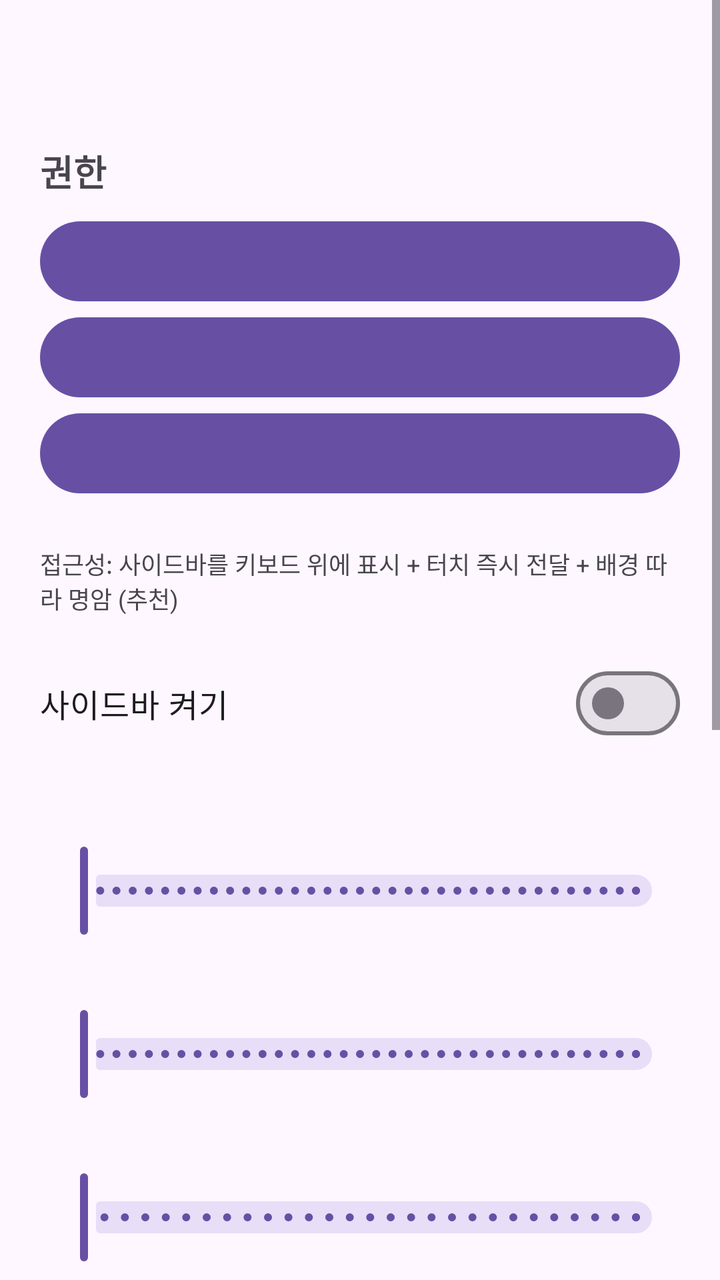
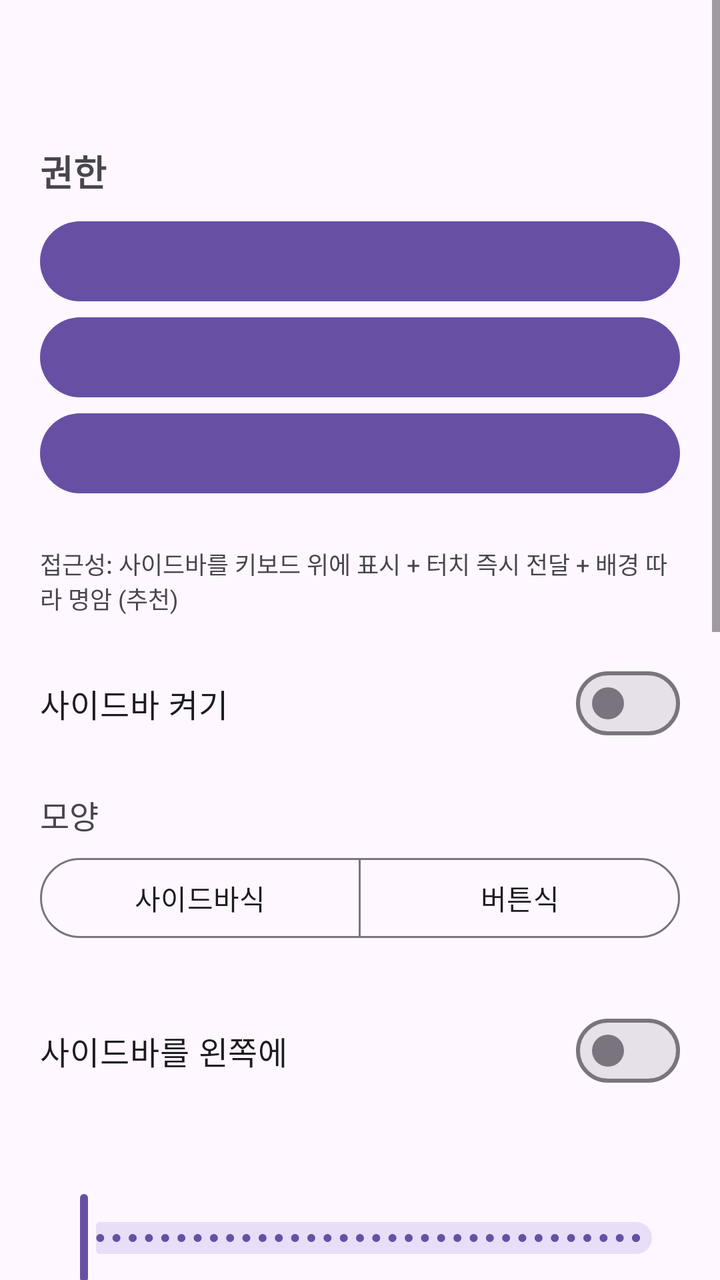

Screens rendered from an Android XML layout before and after an edit, with the pre-edit source and the edit as a unified diff.
<!-- AndroidManifest.xml: application theme Theme.NotiPanel -->
<!-- res/layout/activity_settings.xml -->
<?xml version="1.0" encoding="utf-8"?>
<ScrollView xmlns:android="http://schemas.android.com/apk/res/android"
    android:id="@+id/root"
    android:layout_width="match_parent"
    android:layout_height="match_parent"
    android:clipToPadding="false">

    <LinearLayout
        android:layout_width="match_parent"
        android:layout_height="wrap_content"
        android:orientation="vertical"
        android:padding="20dp">

        <TextView
            android:id="@+id/appTitle"
            android:layout_width="wrap_content"
            android:layout_height="wrap_content"
            android:layout_marginBottom="20dp"
            android:textSize="24sp"
            android:textStyle="bold" />

        <TextView
            android:layout_width="wrap_content"
            android:layout_height="wrap_content"
            android:text="권한"
            android:textSize="18sp"
            android:textStyle="bold" />

        <com.google.android.material.button.MaterialButton
            android:id="@+id/btnOverlay"
            android:layout_width="match_parent"
            android:layout_height="wrap_content"
            android:layout_marginTop="8dp" />

        <com.google.android.material.button.MaterialButton
            android:id="@+id/btnListener"
            android:layout_width="match_parent"
            android:layout_height="wrap_content" />

        <com.google.android.material.button.MaterialButton
            android:id="@+id/btnA11y"
            android:layout_width="match_parent"
            android:layout_height="wrap_content" />

        <com.google.android.material.button.MaterialButton
            android:id="@+id/btnFix"
            style="@style/Widget.Material3.Button.TonalButton"
            android:layout_width="match_parent"
            android:layout_height="wrap_content"
            android:text="권한 한 번에 복구 (루트)"
            android:visibility="gone" />

        <TextView
            android:id="@+id/keepInfo"
            android:layout_width="match_parent"
            android:layout_height="wrap_content"
            android:layout_marginTop="6dp"
            android:textIsSelectable="true"
            android:textSize="12sp" />

        <TextView
            android:layout_width="wrap_content"
            android:layout_height="wrap_content"
            android:text="접근성: 사이드바를 키보드 위에 표시 + 터치 즉시 전달 + 배경 따라 명암 (추천)"
            android:textSize="12sp" />

        <com.google.android.material.materialswitch.MaterialSwitch
            android:id="@+id/swEnable"
            android:layout_width="match_parent"
            android:layout_height="wrap_content"
            android:layout_marginTop="20dp"
            android:text="사이드바 켜기"
            android:textSize="16sp" />

        <TextView
            android:id="@+id/lblOpacity"
            android:layout_width="wrap_content"
            android:layout_height="wrap_content"
            android:layout_marginTop="24dp"
            android:textSize="16sp" />

        <com.google.android.material.slider.Slider
            android:id="@+id/slOpacity"
            android:layout_width="match_parent"
            android:layout_height="wrap_content"
            android:stepSize="1"
            android:valueFrom="50"
            android:valueTo="100" />

        <TextView
            android:id="@+id/lblPos"
            android:layout_width="wrap_content"
            android:layout_height="wrap_content"
            android:layout_marginTop="12dp"
            android:textSize="16sp" />

        <com.google.android.material.slider.Slider
            android:id="@+id/slPos"
            android:layout_width="match_parent"
            android:layout_height="wrap_content"
            android:stepSize="1"
            android:valueFrom="5"
            android:valueTo="95" />

        <TextView
            android:id="@+id/lblLen"
            android:layout_width="wrap_content"
            android:layout_height="wrap_content"
            android:layout_marginTop="12dp"
            android:textSize="16sp" />

        <com.google.android.material.slider.Slider
            android:id="@+id/slLen"
            android:layout_width="match_parent"
            android:layout_height="wrap_content"
            android:stepSize="1"
            android:valueFrom="3"
            android:valueTo="30" />

        <TextView
            android:id="@+id/lblWidth"
            android:layout_width="wrap_content"
            android:layout_height="wrap_content"
            android:layout_marginTop="12dp"
            android:textSize="16sp" />

        <com.google.android.material.slider.Slider
            android:id="@+id/slWidth"
            android:layout_width="match_parent"
            android:layout_height="wrap_content"
            android:stepSize="1"
            android:valueFrom="2"
            android:valueTo="14" />

        <TextView
            android:id="@+id/lblCard"
            android:layout_width="wrap_content"
            android:layout_height="wrap_content"
            android:layout_marginTop="12dp"
            android:textSize="16sp" />

        <com.google.android.material.slider.Slider
            android:id="@+id/slCard"
            android:layout_width="match_parent"
            android:layout_height="wrap_content"
            android:stepSize="1"
            android:valueFrom="0"
            android:valueTo="100" />

        <TextView
            android:id="@+id/lblBlur"
            android:layout_width="wrap_content"
            android:layout_height="wrap_content"
            android:layout_marginTop="12dp"
            android:textSize="16sp" />

        <com.google.android.material.slider.Slider
            android:id="@+id/slBlur"
            android:layout_width="match_parent"
            android:layout_height="wrap_content"
            android:stepSize="1"
            android:valueFrom="0"
            android:valueTo="150" />
        <com.google.android.material.button.MaterialButton
            android:id="@+id/btnTest"
            style="@style/Widget.Material3.Button.OutlinedButton"
            android:layout_width="match_parent"
            android:layout_height="wrap_content"
            android:layout_marginTop="16dp"
            android:text="사이드바 5초간 보이기 (확인용)" />

        <TextView
            android:id="@+id/homeInfo"
            android:layout_width="wrap_content"
            android:layout_height="wrap_content"
            android:layout_marginTop="16dp"
            android:textSize="13sp" />

        <TextView
            android:id="@+id/blurInfo"
            android:layout_width="wrap_content"
            android:layout_height="wrap_content"
            android:layout_marginTop="16dp"
            android:textSize="13sp" />

        <TextView
            android:layout_width="wrap_content"
            android:layout_height="wrap_content"
            android:layout_marginTop="8dp"
            android:text="홈 화면에서는 아무것도 안 떠요.
다른 앱을 켜면 오른쪽 끝에 사이드바가 나오고, 왼쪽으로 밀면 알림 패널이 열려요."
            android:textSize="13sp" />

        <TextView
            android:layout_width="match_parent"
            android:layout_height="wrap_content"
            android:layout_marginTop="32dp"
            android:gravity="center"
            android:text="Powered By LeSeraphim"
            android:textSize="12sp" />
    </LinearLayout>
</ScrollView>
<!-- resources referenced by this layout -->
<resources>
  <style name="Theme.NotiPanel" parent="Theme.Material3.DayNight.NoActionBar" />
</resources>

<!-- the commit's change to res/layout/activity_settings.xml (unified diff, before → after) -->
@@ -1,5 +1,6 @@
 <?xml version="1.0" encoding="utf-8"?>
 <ScrollView xmlns:android="http://schemas.android.com/apk/res/android"
+    xmlns:app="http://schemas.android.com/apk/res-auto"
     android:id="@+id/root"
     android:layout_width="match_parent"
     android:layout_height="match_parent"
@@ -73,6 +74,51 @@
             android:textSize="16sp" />
 
         <TextView
+            android:layout_width="wrap_content"
+            android:layout_height="wrap_content"
+            android:layout_marginTop="20dp"
+            android:text="모양"
+            android:textSize="16sp" />
+
+        <com.google.android.material.button.MaterialButtonToggleGroup
+            android:id="@+id/grpMode"
+            android:layout_width="match_parent"
+            android:layout_height="wrap_content"
+            android:layout_marginTop="6dp"
+            app:selectionRequired="true"
+            app:singleSelection="true">
+            <com.google.android.material.button.MaterialButton
+                android:id="@+id/btnModeBar"
+                style="@style/Widget.Material3.Button.OutlinedButton"
+                android:layout_width="0dp"
+                android:layout_height="wrap_content"
+                android:layout_weight="1"
+                android:text="사이드바식" />
+            <com.google.android.material.button.MaterialButton
+                android:id="@+id/btnModeButton"
+                style="@style/Widget.Material3.Button.OutlinedButton"
+                android:layout_width="0dp"
+                android:layout_height="wrap_content"
+                android:layout_weight="1"
+                android:text="버튼식" />
+        </com.google.android.material.button.MaterialButtonToggleGroup>
+
+        <TextView
+            android:id="@+id/modeInfo"
+            android:layout_width="wrap_content"
+            android:layout_height="wrap_content"
+            android:layout_marginTop="4dp"
+            android:textSize="12sp" />
+
+        <com.google.android.material.materialswitch.MaterialSwitch
+            android:id="@+id/swLeft"
+            android:layout_width="match_parent"
+            android:layout_height="wrap_content"
+            android:layout_marginTop="8dp"
+            android:text="사이드바를 왼쪽에"
+            android:textSize="16sp" />
+
+        <TextView
             android:id="@+id/lblOpacity"
             android:layout_width="wrap_content"
             android:layout_height="wrap_content"
